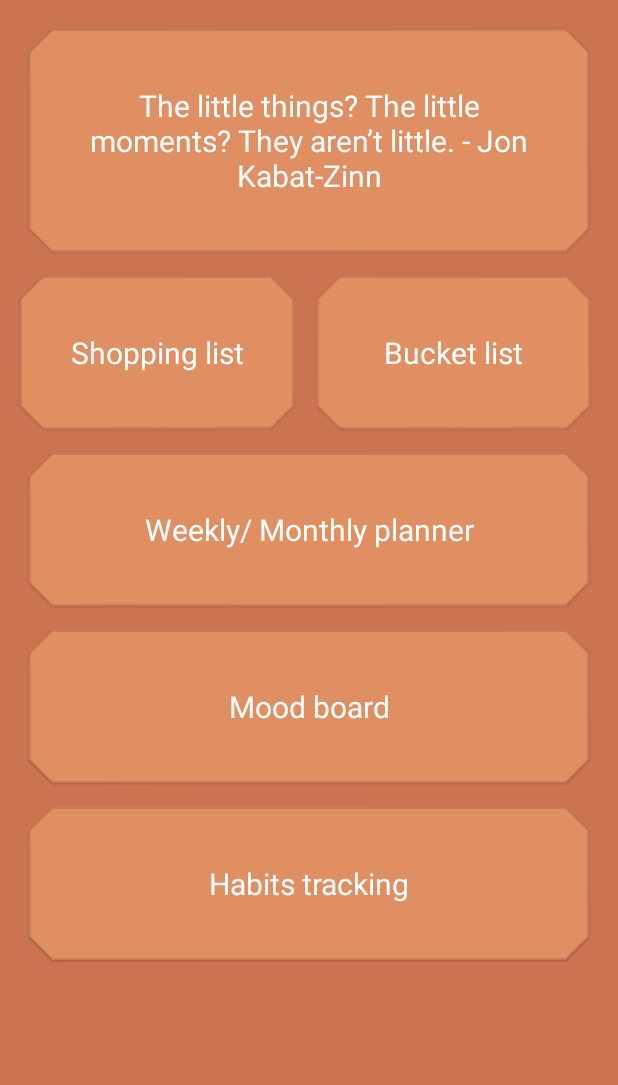
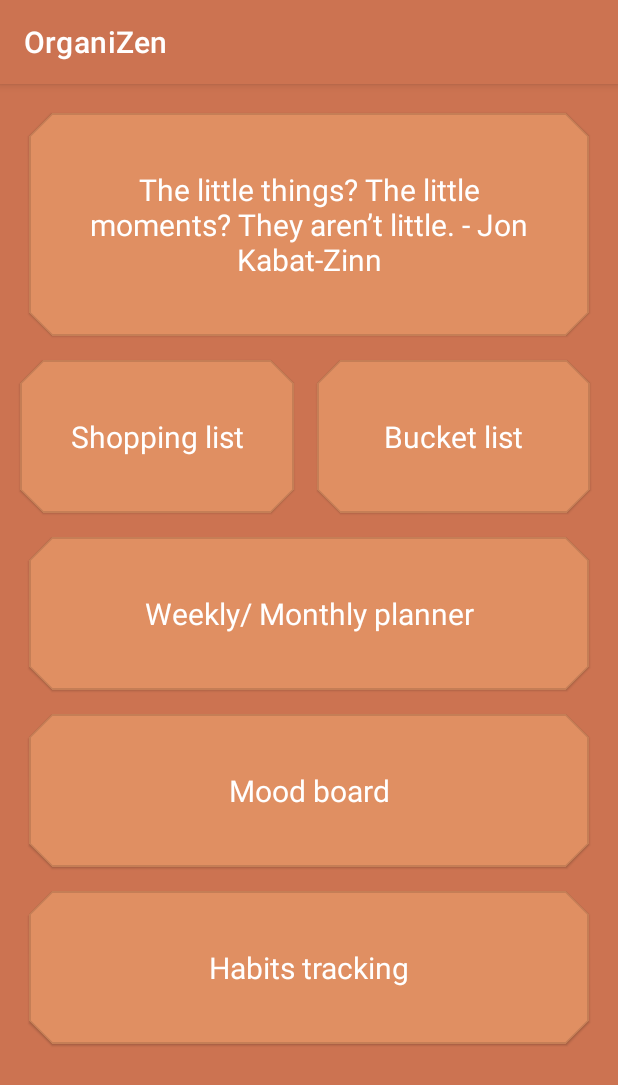
Before and after one commit to ancutamaria/OrganiZen, an Android app: the screen it shows after launch (MainActivity), on a phone screen of 412 x 824 dp. Shown: the top 1085 px of the screen. Run offline under Robolectric (Android 15) with nearby library versions, the phone set to English and light mode, and no system bars.

Commit message:
Styling main screen III

```diff
--- a/app/src/main/res/values/themes.xml
+++ b/app/src/main/res/values/themes.xml
@@ -1,6 +1,6 @@
 <resources xmlns:tools="http://schemas.android.com/tools">
     <!-- Base application theme. -->
-    <style name="Theme.OrganiZen" parent="Theme.MaterialComponents.DayNight.NoActionBar">
+    <style name="Theme.OrganiZen" parent="Theme.MaterialComponents.Light.DarkActionBar">
         <item name="colorPrimary">@color/brown</item>
         <item name="colorPrimaryVariant">@color/brown</item>
         <item name="colorOnPrimary">@color/coral_light</item>
```
